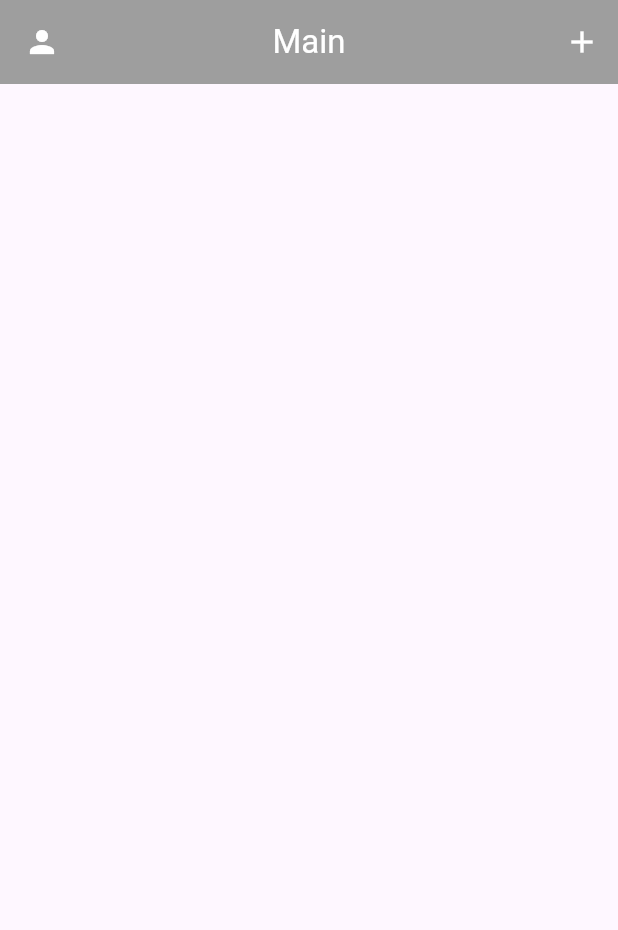
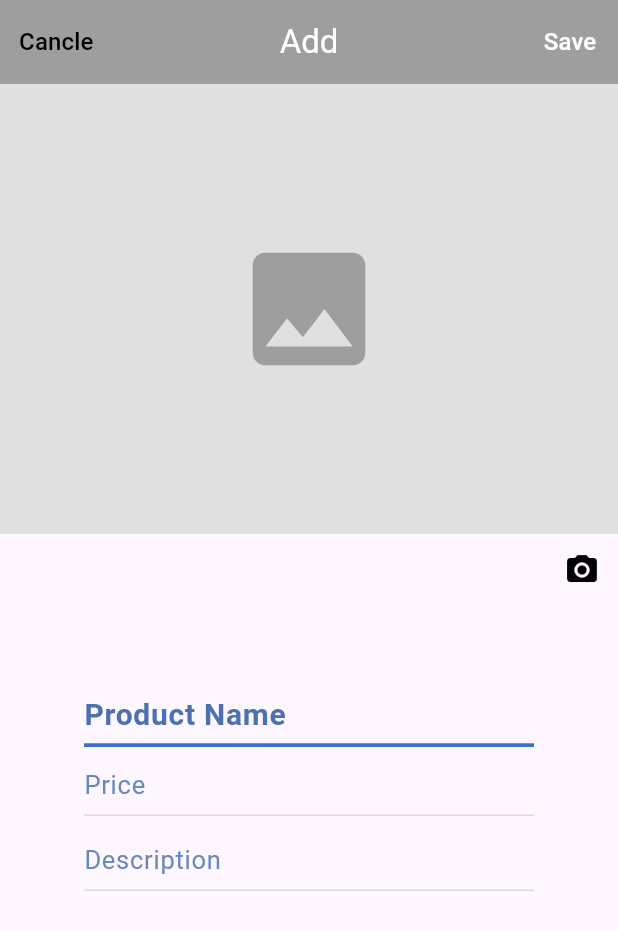
Before and after one commit to MentalJava/simple-shopping-mall, a Flutter app: the Home screen opened by its route, after a tap on the "add" icon, on a phone screen of 412 x 824 dp. Shown: the top 930 px of the screen. Run offline on Flutter 3.47's test engine with Material 3 defaults, Android fonts, the light colour scheme and no system bars; our stand-ins replace firebase_auth, firebase_core, get, google_sign_in; accounts and stored records are empty; generated files the repository leaves out were written again; network calls fail.

Commit message:
Add Page UI 구현 완료

```diff
--- a/lib/root.dart
+++ b/lib/root.dart
@@ -1,6 +1,7 @@
 import 'package:flutter/material.dart';
 import 'package:get/get.dart';
 import 'package:simple_shopping_mall/screens/home.dart';
+import 'package:simple_shopping_mall/screens/home_add.dart';
 import 'package:simple_shopping_mall/screens/login.dart';
 import 'package:simple_shopping_mall/screens/profile.dart';
 
@@ -25,6 +26,10 @@ class MyApp extends StatelessWidget {
           name: '/profile',
           page: () => Profile(),
         ),
+        GetPage(
+          name: '/homeAdd',
+          page: () => const HomeAdd(),
+        ),
       ],
     );
   }
--- a/lib/screens/home.dart
+++ b/lib/screens/home.dart
@@ -28,7 +28,9 @@ class Home extends StatelessWidget {
         actions: [
           IconButton(
             icon: const Icon(Icons.add),
-            onPressed: () {},
+            onPressed: () {
+              Get.toNamed('/homeAdd');
+            },
           ),
         ],
       ),
--- /dev/null
+++ b/lib/screens/home_add.dart
@@ -0,0 +1,154 @@
+import 'package:flutter/material.dart';
+import 'package:get/get.dart';
+
+class HomeAdd extends StatelessWidget {
+  const HomeAdd({super.key});
+
+  @override
+  Widget build(BuildContext context) {
+    return Scaffold(
+      appBar: AppBar(
+        backgroundColor: Colors.grey,
+        iconTheme: const IconThemeData(
+          color: Colors.white,
+        ),
+        leadingWidth: 75,
+        leading: TextButton(
+          onPressed: () {},
+          child: const Text(
+            'Cancle',
+            style: TextStyle(
+              color: Colors.black,
+              fontSize: 16,
+            ),
+          ),
+        ),
+        title: const Text(
+          'Add',
+          style: TextStyle(
+            color: Colors.white,
+          ),
+        ),
+        centerTitle: true,
+        actions: [
+          TextButton(
+            onPressed: () {},
+            child: const Text(
+              'Save',
+              style: TextStyle(
+                color: Colors.white,
+                fontSize: 16,
+              ),
+            ),
+          ),
+        ],
+      ),
+      body: SingleChildScrollView(
+        child: Column(
+          crossAxisAlignment: CrossAxisAlignment.center,
+          children: [
+            Container(
+              height: 300,
+              width: Get.width,
+              decoration: BoxDecoration(
+                color: Colors.grey[300],
+              ),
+              child: const Center(
+                child: Icon(
+                  Icons.photo,
+                  color: Colors.grey,
+                  size: 100,
+                ),
+              ),
+            ),
+            Align(
+              alignment: Alignment.topRight,
+              child: IconButton(
+                icon: const Icon(
+                  Icons.photo_camera,
+                  color: Colors.black,
+                ),
+                onPressed: () {},
+              ),
+            ),
+            const SizedBox(
+              height: 50,
+            ),
+            SizedBox(
+              height: 50,
+              width: 300,
+              child: TextFormField(
+                onTapOutside: (event) => FocusScope.of(context).unfocus(),
+                decoration: const InputDecoration(
+                  contentPadding: EdgeInsets.only(
+                    bottom: 20,
+                  ),
+                  isCollapsed: true,
+                  label: Text(
+                    'Product Name',
+                    style: TextStyle(
+                      color: Color.fromARGB(255, 75, 113, 179),
+                      fontSize: 20,
+                      fontWeight: FontWeight.bold,
+                    ),
+                  ),
+                  enabledBorder: UnderlineInputBorder(
+                    borderSide: BorderSide(
+                      color: Color.fromARGB(255, 61, 111, 197),
+                      width: 2.5,
+                    ),
+                  ),
+                ),
+              ),
+            ),
+            SizedBox(
+              height: 40,
+              width: 300,
+              child: TextFormField(
+                onTapOutside: (event) => FocusScope.of(context).unfocus(),
+                decoration: const InputDecoration(
+                  label: Text(
+                    'Price',
+                    style: TextStyle(
+                      color: Color.fromARGB(255, 102, 136, 194),
+                      fontSize: 17,
+                    ),
+                  ),
+                  enabledBorder: UnderlineInputBorder(
+                    borderSide: BorderSide(
+                      color: Color.fromRGBO(189, 189, 189, 0.5),
+                    ),
+                  ),
+                ),
+              ),
+            ),
+            const SizedBox(
+              height: 10,
+            ),
+            SizedBox(
+              height: 40,
+              width: 300,
+              child: TextFormField(
+                onTapOutside: (event) => FocusScope.of(context).unfocus(),
+                decoration: const InputDecoration(
+                  label: Text(
+                    'Description',
+                    style: TextStyle(
+                      color: Color.fromARGB(255, 102, 136, 194),
+                      fontSize: 17,
+                    ),
+                  ),
+                  enabledBorder: UnderlineInputBorder(
+                    borderSide: BorderSide(
+                      color: Color.fromRGBO(189, 189, 189, 0.5),
+                    ),
+                  ),
+                ),
+              ),
+            ),
+          ],
+        ),
+      ),
+    );
+  }
+}
```
